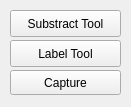
jacv050/dataset-tools, file gui/pages/mainPage.ui: the form before one commit.
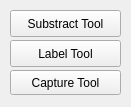
The form after the commit.

Commit message: Changed name in main page

```diff
--- a/gui/pages/mainPage.ui
+++ b/gui/pages/mainPage.ui
@@ -73,7 +73,7 @@
     </rect>
    </property>
    <property name="text">
-    <string>Capture</string>
+    <string>Capture Tool</string>
    </property>
   </widget>
  </widget>
```
